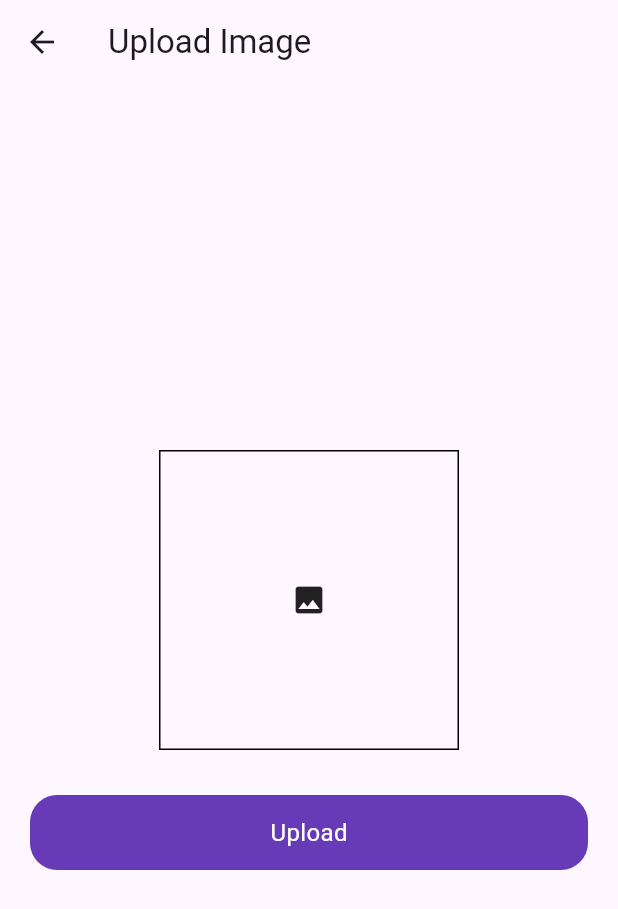
After one commit to humnalodhi/flutter_and_firebase, a Flutter app: the UploadImageScreen screen opened directly, after a tap on the "image" icon, on a phone screen of 412 x 824 dp. The commit adds this screen. Shown: the top 909 px of the screen. Run offline on Flutter 3.47's test engine with Material 3 defaults, Android fonts, the phone set to English and light mode, and no system bars; our stand-ins replace cloud_firestore, firebase_auth, firebase_core, firebase_database, firebase_storage, fluttertoast and 1 more; accounts and stored records are empty; network calls fail.

Commit message:
Performed CRUD operations using firebase firestore database. Upload image in firebase storage and realtime database. Implemented forgot password functionality using firebase authentication.

```diff
--- a/lib/firebase_services/splash_services.dart
+++ b/lib/firebase_services/splash_services.dart
@@ -4,6 +4,7 @@ import 'package:flutter/material.dart';
 import 'package:flutter_and_firebase/screens/firebase_auth/login_screen.dart';
 import 'package:flutter_and_firebase/screens/firestore_db_list_manipulation/list_screen.dart';
 import 'package:flutter_and_firebase/screens/realtime_db_list_manipulations/home_screen.dart';
+import 'package:flutter_and_firebase/screens/firebase_storage/upload_image_screen.dart';
 
 class SplashServices {
   void isLogin(BuildContext context) {
@@ -16,7 +17,7 @@ class SplashServices {
           Navigator.pushReplacement(
             context,
             MaterialPageRoute(
-              builder: (context) => const ListScreen(),
+              builder: (context) => const HomeScreen(),
             ),
           );
         },
--- /dev/null
+++ b/lib/screens/firebase_storage/upload_image_screen.dart
@@ -0,0 +1,122 @@
+import 'package:firebase_database/firebase_database.dart';
+import 'package:flutter/material.dart';
+import 'package:flutter_and_firebase/utils/utils.dart';
+import 'package:flutter_and_firebase/widgets/round_button.dart';
+import 'dart:io';
+import 'package:image_picker/image_picker.dart';
+import 'package:firebase_storage/firebase_storage.dart' as firebase_storage;
+
+class UploadImageScreen extends StatefulWidget {
+  const UploadImageScreen({super.key});
+
+  @override
+  State<UploadImageScreen> createState() => _UploadImageScreenState();
+}
+
+class _UploadImageScreenState extends State<UploadImageScreen> {
+  File? image;
+  final picker = ImagePicker();
+  bool isLoading = false;
+
+  firebase_storage.FirebaseStorage storage =
+      firebase_storage.FirebaseStorage.instance;
+
+  final database = FirebaseDatabase.instance.ref('Posts');
+
+  Future getImageFromGallery() async {
+    final pickFile = await picker.pickImage(
+      source: ImageSource.gallery,
+      imageQuality: 80,
+    );
+
+    setState(() {
+      if (pickFile != null) {
+        image = File(pickFile.path);
+      } else {
+        print('No image picked');
+      }
+    });
+  }
+
+  @override
+  Widget build(BuildContext context) {
+    return Scaffold(
+      appBar: AppBar(
+        title: const Text('Upload Image'),
+      ),
+      body: Padding(
+        padding: const EdgeInsets.symmetric(
+          horizontal: 20,
+        ),
+        child: Column(
+          mainAxisAlignment: MainAxisAlignment.center,
+          crossAxisAlignment: CrossAxisAlignment.center,
+          children: [
+            InkWell(
+              onTap: () {
+                getImageFromGallery();
+              },
+              child: Container(
+                height: 200,
+                width: 200,
+                decoration: BoxDecoration(
+                  border: Border.all(
+                    color: Colors.black,
+                  ),
+                ),
+                child: image != null
+                    ? Image.file(image!.absolute)
+                    : const Icon(
+                        Icons.image,
+                      ),
+              ),
+            ),
+            const SizedBox(
+              height: 30,
+            ),
+            RoundButton(
+              title: 'Upload',
+              loading: isLoading,
+              onTap: () async {
+                setState(() {
+                  isLoading = true;
+                });
+                firebase_storage.Reference ref = firebase_storage
+                    .FirebaseStorage.instance
+                    .ref('/images/${DateTime.now().millisecondsSinceEpoch}');
+                firebase_storage.UploadTask uploadTask = ref.putFile(
+                  image!.absolute,
+                );
+
+                Future.value(uploadTask).then((value) async {
+                  var newUrl = await ref.getDownloadURL();
+
+                  String id = DateTime.now().millisecondsSinceEpoch.toString();
+                  database.child(id).set({
+                    'id': id,
+                    'title': 'image',
+                    'image': newUrl.toString(),
+                  }).then((value) {
+                    setState(() {
+                      isLoading = false;
+                    });
+                    Utils().toastMessage('Image uploaded');
+                    image = null;
+                  }).onError((error, stackTrace) {
+                    setState(() {
+                      isLoading = false;
+                    });
+                  });
+                }).onError((error, stackTrace) {
+                  Utils().toastMessage(
+                    error.toString(),
+                  );
+                });
+              },
+            )
+          ],
+        ),
+      ),
+    );
+  }
+}
--- a/lib/screens/splash_screen.dart
+++ b/lib/screens/splash_screen.dart
@@ -19,7 +19,7 @@ class _SplashScreenState extends State<SplashScreen> {
 
   @override
   Widget build(BuildContext context) {
-    return Scaffold(
+    return const Scaffold(
       body: Center(
         child: Text(
           'Splash Screen',
--- a/pubspec.yaml
+++ b/pubspec.yaml
@@ -41,6 +41,7 @@ dependencies:
   fluttertoast: ^8.2.8
   cloud_firestore: ^5.4.1
   firebase_database: ^11.1.2
+  image_picker: ^1.1.2
 
 dev_dependencies:
   flutter_test:
```
Also changed, not shown: lib/screens/firebase_auth/forgot_password_screen.dart (added, +74 -0 lines), lib/screens/firebase_auth/login_screen.dart (+25 -0 lines), lib/screens/firestore_db_list_manipulation/add_firestore_data.dart (+4 -3 lines), lib/screens/firestore_db_list_manipulation/list_screen.dart (+78 -8 lines), lib/screens/realtime_db_list_manipulations/home_screen.dart (+15 -2 lines), 2 other files.
